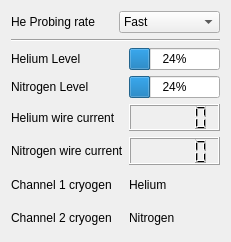
Cryostat-GUI/Cryostat-GUI, file Oxford/ILM_control.ui: the form before one commit.
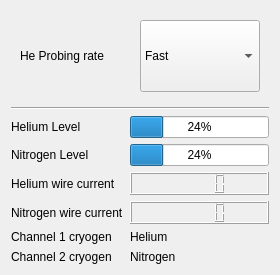
The form after the commit.

```diff
--- a/Oxford/ILM_control.ui
+++ b/Oxford/ILM_control.ui
@@ -6,8 +6,8 @@
    <rect>
     <x>0</x>
     <y>0</y>
-    <width>231</width>
-    <height>242</height>
+    <width>280</width>
+    <height>275</height>
    </rect>
   </property>
   <property name="minimumSize">
@@ -19,15 +19,16 @@
   <property name="windowTitle">
    <string>ILM Control</string>
   </property>
-  <layout class="QVBoxLayout" name="verticalLayout" stretch="0,0,50">
+  <layout class="QVBoxLayout" name="verticalLayout">
    <item>
+    <widget class="QWidget" name="widget" native="true">
     <layout class="QHBoxLayout" name="horizontalLayout" stretch="0,0">
-     <property name="sizeConstraint">
-      <enum>QLayout::SetNoConstraint</enum>
-     </property>
-     <property name="topMargin">
+      <property name="spacing">
       <number>0</number>
      </property>
+      <property name="topMargin">
+       <number>9</number>
+      </property>
      <item>
       <widget class="QLabel" name="label">
        <property name="text">
@@ -56,6 +57,7 @@
       </widget>
      </item>
     </layout>
+    </widget>
    </item>
    <item>
     <widget class="Line" name="line">
```
Lines whose indentation alone changed are shown as unchanged.
